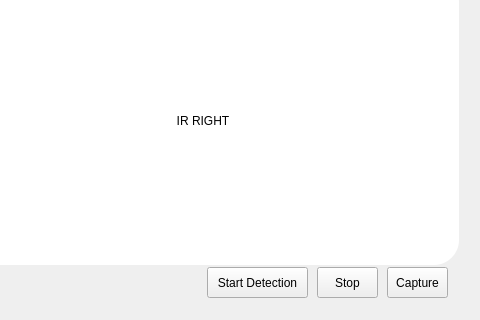
This is 3D_Face_scanning.vc140/MainQtApplication/calibrationmodule.ui in CSID-DGU/2017-2-CECD-BirdSound-1 as Qt 5 draws it before an edit; both pictures show x 603 to 1083 and y 423 to 743 of the 1083 by 743 pixel window. The edited form follows.
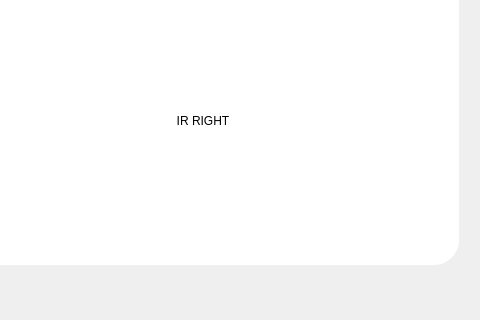
This is the edited form.

```diff
--- a/3D_Face_scanning.vc140/MainQtApplication/calibrationmodule.ui
+++ b/3D_Face_scanning.vc140/MainQtApplication/calibrationmodule.ui
@@ -45,19 +45,6 @@
     <string/>
    </property>
   </widget>
-  <widget class="QPushButton" name="rightStart">
-   <property name="geometry">
-    <rect>
-     <x>810</x>
-     <y>690</y>
-     <width>101</width>
-     <height>31</height>
-    </rect>
-   </property>
-   <property name="text">
-    <string>Start Detection</string>
-   </property>
-  </widget>
   <widget class="QPushButton" name="allStart">
    <property name="geometry">
     <rect>
@@ -430,19 +417,6 @@
     <set>Qt::AlignRight|Qt::AlignTrailing|Qt::AlignVCenter</set>
    </property>
   </widget>
-  <widget class="QPushButton" name="rightCapture">
-   <property name="geometry">
-    <rect>
-     <x>990</x>
-     <y>690</y>
-     <width>61</width>
-     <height>31</height>
-    </rect>
-   </property>
-   <property name="text">
-    <string>Capture</string>
-   </property>
-  </widget>
   <widget class="QListWidget" name="ir2CaptureList">
    <property name="geometry">
     <rect>
@@ -466,19 +440,6 @@
     <string>message!</string>
    </property>
   </widget>
-  <widget class="QPushButton" name="rightStop">
-   <property name="geometry">
-    <rect>
-     <x>920</x>
-     <y>690</y>
-     <width>61</width>
-     <height>31</height>
-    </rect>
-   </property>
-   <property name="text">
-    <string>Stop</string>
-   </property>
-  </widget>
   <widget class="QLabel" name="label_5">
    <property name="geometry">
     <rect>
```
Left out of the diff: 3 changed lines with no effect on the pictures.
